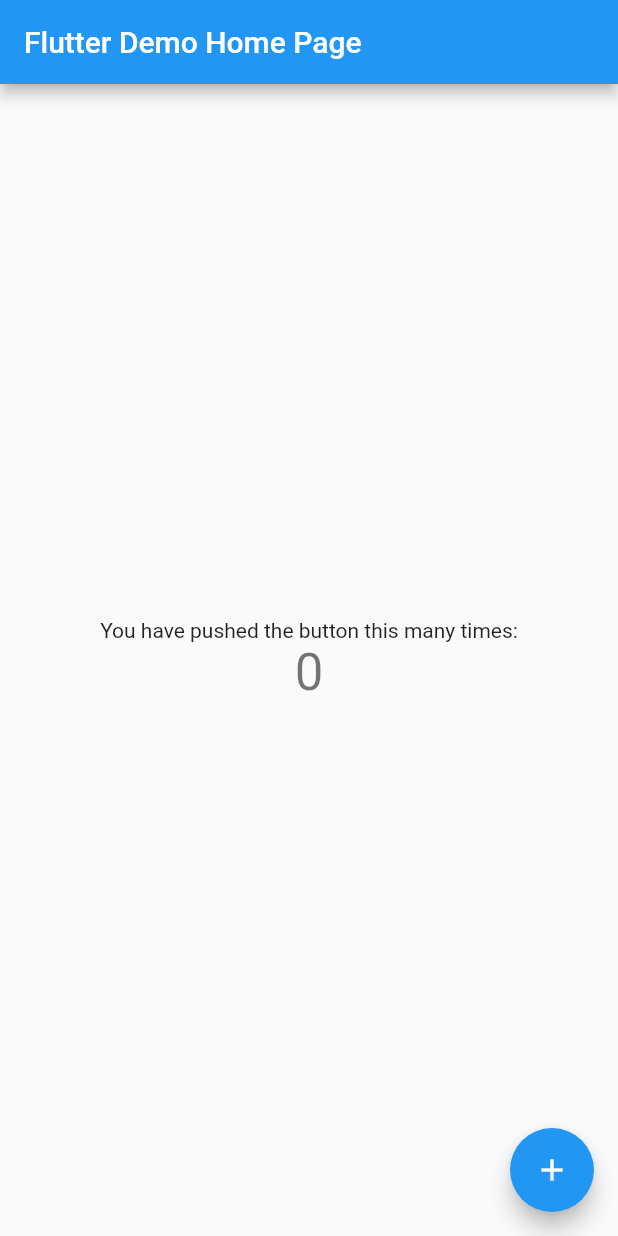
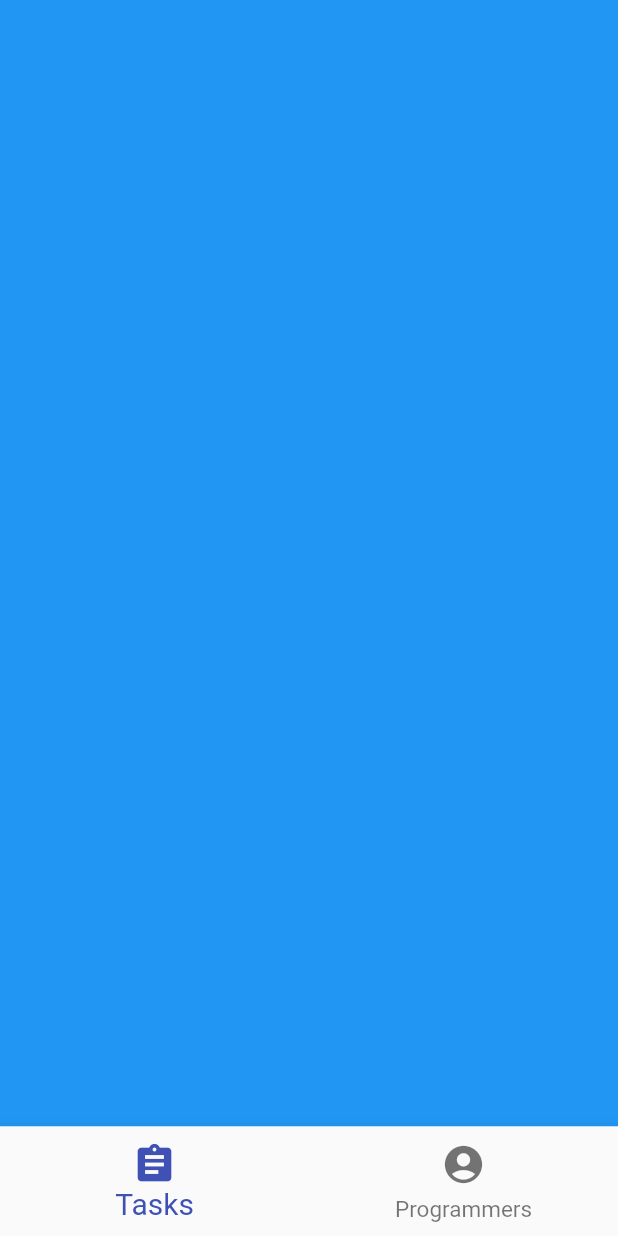
Before and after one commit to miguelsarriasalesians/integrate_sqlite_api, a Flutter app: the screen it shows after launch, on a phone screen of 412 x 824 dp. Run offline on Flutter 3.47's test engine with Material 2 defaults, Android fonts, the phone set to English and light mode, and no system bars.

Commit message:
Creada MainScreen

```diff
--- a/lib/main.dart
+++ b/lib/main.dart
@@ -1,117 +1,17 @@
 import 'package:flutter/material.dart';
+import 'package:integrate_sqlite_api/src/main_screen.dart';
 
-void main() {
-  runApp(MyApp());
-}
+void main() => runApp(MyApp());
 
 class MyApp extends StatelessWidget {
-  // This widget is the root of your application.
   @override
   Widget build(BuildContext context) {
     return MaterialApp(
-      title: 'Flutter Demo',
-      theme: ThemeData(
-        // This is the theme of your application.
-        //
-        // Try running your application with "flutter run". You'll see the
-        // application has a blue toolbar. Then, without quitting the app, try
-        // changing the primarySwatch below to Colors.green and then invoke
-        // "hot reload" (press "r" in the console where you ran "flutter run",
-        // or simply save your changes to "hot reload" in a Flutter IDE).
-        // Notice that the counter didn't reset back to zero; the application
-        // is not restarted.
-        primarySwatch: Colors.blue,
-        // This makes the visual density adapt to the platform that you run
-        // the app on. For desktop platforms, the controls will be smaller and
-        // closer together (more dense) than on mobile platforms.
-        visualDensity: VisualDensity.adaptivePlatformDensity,
-      ),
-      home: MyHomePage(title: 'Flutter Demo Home Page'),
+      debugShowCheckedModeBanner: false,
+      initialRoute: 'home',
+      routes: {
+        'home': (BuildContext context) => MainScreen(),
+      },
     );
   }
 }
-
-class MyHomePage extends StatefulWidget {
-  MyHomePage({Key key, this.title}) : super(key: key);
-
-  // This widget is the home page of your application. It is stateful, meaning
-  // that it has a State object (defined below) that contains fields that affect
-  // how it looks.
-
-  // This class is the configuration for the state. It holds the values (in this
-  // case the title) provided by the parent (in this case the App widget) and
-  // used by the build method of the State. Fields in a Widget subclass are
-  // always marked "final".
-
-  final String title;
-
-  @override
-  _MyHomePageState createState() => _MyHomePageState();
-}
-
-class _MyHomePageState extends State<MyHomePage> {
-  int _counter = 0;
-
-  void _incrementCounter() {
-    setState(() {
-      // This call to setState tells the Flutter framework that something has
-      // changed in this State, which causes it to rerun the build method below
-      // so that the display can reflect the updated values. If we changed
-      // _counter without calling setState(), then the build method would not be
-      // called again, and so nothing would appear to happen.
-      _counter++;
-    });
-  }
-
-  @override
-  Widget build(BuildContext context) {
-    // This method is rerun every time setState is called, for instance as done
-    // by the _incrementCounter method above.
-    //
-    // The Flutter framework has been optimized to make rerunning build methods
-    // fast, so that you can just rebuild anything that needs updating rather
-    // than having to individually change instances of widgets.
-    return Scaffold(
-      appBar: AppBar(
-        // Here we take the value from the MyHomePage object that was created by
-        // the App.build method, and use it to set our appbar title.
-        title: Text(widget.title),
-      ),
-      body: Center(
-        // Center is a layout widget. It takes a single child and positions it
-        // in the middle of the parent.
-        child: Column(
-          // Column is also a layout widget. It takes a list of children and
-          // arranges them vertically. By default, it sizes itself to fit its
-          // children horizontally, and tries to be as tall as its parent.
-          //
-          // Invoke "debug painting" (press "p" in the console, choose the
-          // "Toggle Debug Paint" action from the Flutter Inspector in Android
-          // Studio, or the "Toggle Debug Paint" command in Visual Studio Code)
-          // to see the wireframe for each widget.
-          //
-          // Column has various properties to control how it sizes itself and
-          // how it positions its children. Here we use mainAxisAlignment to
-          // center the children vertically; the main axis here is the vertical
-          // axis because Columns are vertical (the cross axis would be
-          // horizontal).
-          mainAxisAlignment: MainAxisAlignment.center,
-          children: <Widget>[
-            Text(
-              'You have pushed the button this many times:',
-            ),
-            Text(
-              '$_counter',
-              style: Theme.of(context).textTheme.headline4,
-            ),
-          ],
-        ),
-      ),
-      floatingActionButton: FloatingActionButton(
-        onPressed: _incrementCounter,
-        tooltip: 'Increment',
-        child: Icon(Icons.add),
-      ), // This trailing comma makes auto-formatting nicer for build methods.
-    );
-  }
-}
--- /dev/null
+++ b/lib/src/main_screen.dart
@@ -0,0 +1,48 @@
+import 'package:flutter/material.dart';
+
+class MainScreen extends StatefulWidget {
+  @override
+  _MainScreenState createState() => _MainScreenState();
+}
+
+class _MainScreenState extends State<MainScreen> {
+  int _currentIndex = 0;
+  final tabs = [
+    Container(
+      color: Colors.blue,
+    ),
+    Container(
+      color: Colors.red,
+    ),
+  ];
+
+  @override
+  Widget build(BuildContext context) {
+    return Scaffold(
+      body: tabs[_currentIndex],
+      bottomNavigationBar: BottomNavigationBar(
+        currentIndex: _currentIndex,
+        type: BottomNavigationBarType.fixed,
+        selectedItemColor: Colors.indigo,
+        selectedFontSize: 20,
+        unselectedFontSize: 15,
+        iconSize: 30,
+        items: [
+          BottomNavigationBarItem(
+            icon: Icon(Icons.assignment),
+            label: "Tasks",
+          ),
+          BottomNavigationBarItem(
+            icon: Icon(Icons.account_circle),
+            label: "Programmers",
+          ),
+        ],
+        onTap: (index) {
+          setState(() {
+            _currentIndex = index;
+          });
+        },
+      ),
+    );
+  }
+}
```
Also changed, not shown: 1 other file.
